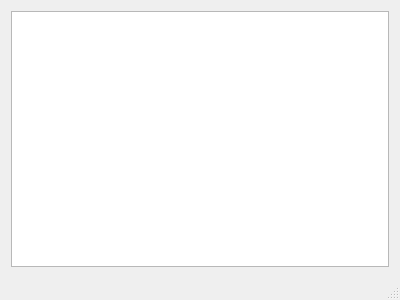
First picture: the form in mainwindow.ui, repository ggg33372/Ships, before the edit.
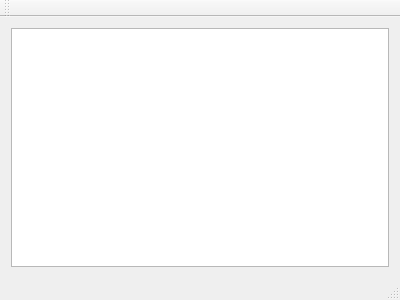
Second picture: the form after the edit.

The edit to the form file:
```diff
--- a/mainwindow.ui
+++ b/mainwindow.ui
@@ -21,6 +21,17 @@
    </layout>
   </widget>
   <widget class="QStatusBar" name="statusBar"/>
+  <widget class="QToolBar" name="toolBar">
+   <property name="windowTitle">
+    <string>toolBar</string>
+   </property>
+   <attribute name="toolBarArea">
+    <enum>TopToolBarArea</enum>
+   </attribute>
+   <attribute name="toolBarBreak">
+    <bool>false</bool>
+   </attribute>
+  </widget>
  </widget>
  <layoutdefault spacing="6" margin="11"/>
  <resources/>
```
